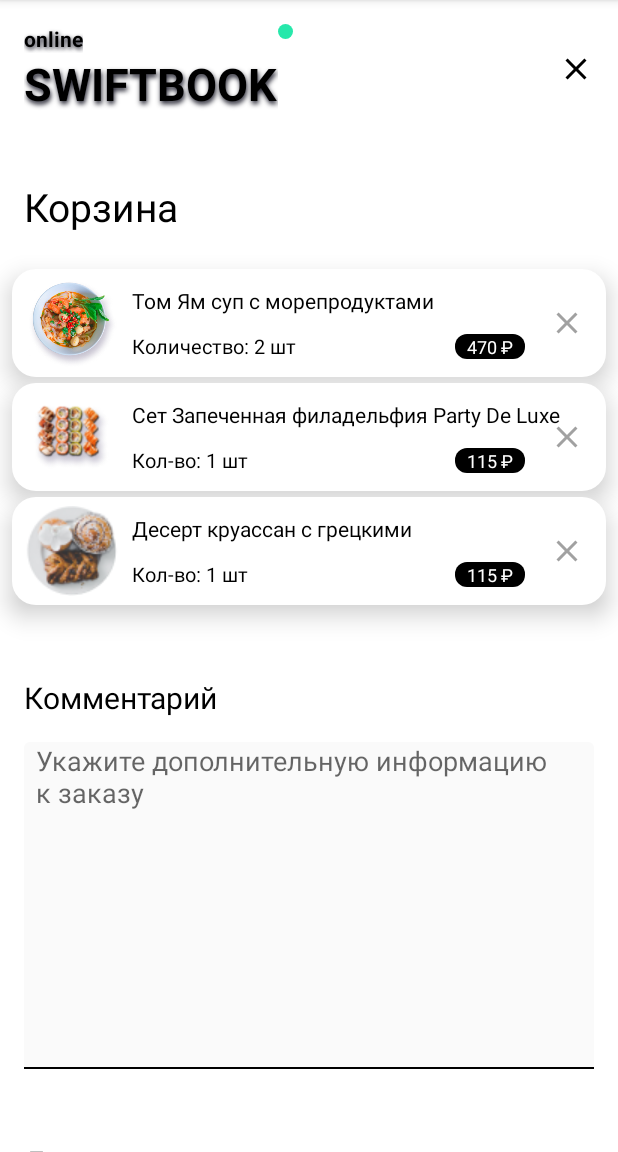
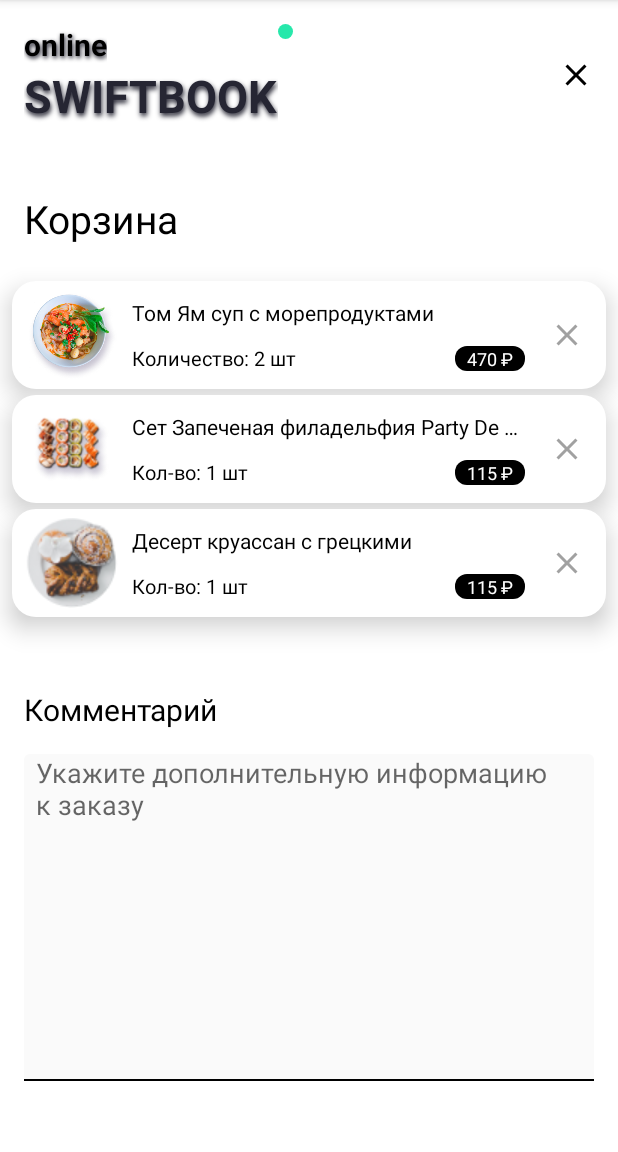
Before and after one commit to denisklopot/GoodFood, an Android app: the screen it shows after launch (MainActivity), on a phone screen of 412 x 824 dp, the part 84-1236 px from its top. Run offline under Robolectric (Android 15) with nearby library versions, the phone set to English and light mode, and no system bars.

Commit message:
add style

```diff
--- a/app/src/main/res/drawable/decoration_button_shadowed.xml
+++ b/app/src/main/res/drawable/decoration_button_shadowed.xml
@@ -7,7 +7,7 @@
     </item>
     <item android:bottom="3dp">
         <shape>
-            <solid android:color="#27E8AB" />
+            <solid android:color="@color/button_color" />
         </shape>
     </item>
 </layer-list>
--- a/app/src/main/res/layout/activity_orders_list.xml
+++ b/app/src/main/res/layout/activity_orders_list.xml
@@ -12,6 +12,7 @@
         android:layout_height="wrap_content">
 
         <TextView
+            style="@style/title_text_first"
             android:id="@+id/tvTitleFirstPart"
             android:layout_width="wrap_content"
             android:layout_height="wrap_content"
@@ -22,23 +23,20 @@
             android:shadowDy="2"
             android:shadowRadius="3"
             android:text="@string/title_first_part"
-            android:textColor="@color/black"
-            android:textStyle="bold"
             app:layout_constraintStart_toStartOf="parent"
             app:layout_constraintTop_toTopOf="parent" />
 
         <TextView
+            style="@style/title_text_second"
             android:id="@+id/tvTitleSecondPart"
             android:layout_width="wrap_content"
             android:layout_height="wrap_content"
-            android:shadowColor="#262633"
+            android:shadowColor="@color/shadow_color"
             android:shadowDx="1"
             android:shadowDy="3"
             android:shadowRadius="4"
             android:text="@string/title_second_part"
-            android:textColor="@color/black"
-            android:textSize="30sp"
-            android:textStyle="bold"
+            android:textColor="@color/shadow_color"
             app:layout_constraintStart_toStartOf="@id/tvTitleFirstPart"
             app:layout_constraintTop_toBottomOf="@id/tvTitleFirstPart" />
 
@@ -97,7 +95,7 @@
 
             <TextView
                 android:id="@+id/tvFirstDishName"
-                android:layout_width="wrap_content"
+                android:layout_width="0dp"
                 android:layout_height="wrap_content"
                 android:layout_marginStart="8dp"
                 android:text="Том Ям суп с морепродуктами"
@@ -105,6 +103,7 @@
                 android:textSize="14sp"
                 app:layout_constraintBottom_toTopOf="@+id/tvFirstDishCount"
                 app:layout_constraintStart_toEndOf="@id/ivFirstDishPhoto"
+                app:layout_constraintEnd_toEndOf="@+id/tvFistDishPrice"
                 app:layout_constraintTop_toTopOf="parent"
                 app:layout_constraintVertical_chainStyle="spread" />
 
@@ -173,17 +172,18 @@
 
             <TextView
                 android:id="@+id/tvSecondDishName"
-                android:layout_width="wrap_content"
+                android:layout_width="0dp"
                 android:layout_height="wrap_content"
                 android:layout_marginStart="8dp"
                 android:ellipsize="end"
-                android:lines="1"
-                android:text="Сет Запеченная филадельфия Party De Luxe"
+                android:maxLines="1"
+                android:text="Сет Запеченая филадельфия Party De Luxe"
                 android:textColor="@color/black"
                 android:textSize="14sp"
                 app:layout_constraintBottom_toTopOf="@+id/tvSecondDishCount"
                 app:layout_constraintStart_toEndOf="@id/ivSecondDishPhoto"
                 app:layout_constraintTop_toTopOf="parent"
+                app:layout_constraintEnd_toEndOf="@+id/tvSecondDishPrice"
                 app:layout_constraintVertical_chainStyle="spread" />
 
             <TextView
@@ -251,7 +251,7 @@
 
             <TextView
                 android:id="@+id/tvThirdDishName"
-                android:layout_width="wrap_content"
+                android:layout_width="0dp"
                 android:layout_height="wrap_content"
                 android:layout_marginStart="8dp"
                 android:text="Десерт круассан с грецкими"
@@ -259,6 +259,7 @@
                 android:textSize="14sp"
                 app:layout_constraintBottom_toTopOf="@+id/tvThirdDishCount"
                 app:layout_constraintStart_toEndOf="@id/ivThirdDishPhoto"
+                app:layout_constraintEnd_toEndOf="@+id/tvThirdDishPrice"
                 app:layout_constraintTop_toTopOf="parent"
                 app:layout_constraintVertical_chainStyle="spread" />
 
@@ -401,14 +402,14 @@
             android:layout_height="wrap_content"
             android:layout_marginTop="49dp"
             android:layout_marginBottom="23dp"
-            android:background="@drawable/decoration_button_shadowed"
             android:paddingLeft="70dp"
             android:paddingTop="16dp"
             android:paddingRight="70dp"
             android:paddingBottom="16dp"
             android:text="@string/order_complete"
+            android:textSize="14sp"
             android:textColor="@color/black"
-            android:textSize="14sp"
+            android:background="@color/button_color"
             app:layout_constraintBottom_toBottomOf="parent"
             app:layout_constraintEnd_toEndOf="parent"
             app:layout_constraintStart_toStartOf="parent"
--- a/app/src/main/res/values/colors.xml
+++ b/app/src/main/res/values/colors.xml
@@ -10,4 +10,5 @@
     <color name="shadow_color">#262633</color>
     <color name="tint_color">#A1A1A1</color>
     <color name="hint_color">#FAFAFA</color>
+    <color name="button_color">#27E8AB</color>
 </resources>
--- /dev/null
+++ b/app/src/main/res/values/styles_title_orders_list.xml
@@ -0,0 +1,16 @@
+<?xml version="1.0" encoding="utf-8"?>
+<resources>
+    <style name="title_text_first">
+        <item name="android:textStyle">bold</item>
+        <item name="android:textSize">20sp</item>
+        <item name="android:textColor">@color/black</item>
+        <item name="android:fontFamily">Roboto</item>
+    </style>
+
+    <style name="title_text_second">
+        <item name="android:textStyle">bold</item>
+        <item name="android:textSize">30sp</item>
+        <item name="android:textColor">@color/black</item>
+        <item name="android:fontFamily">Roboto</item>
+    </style>
+</resources>
```
